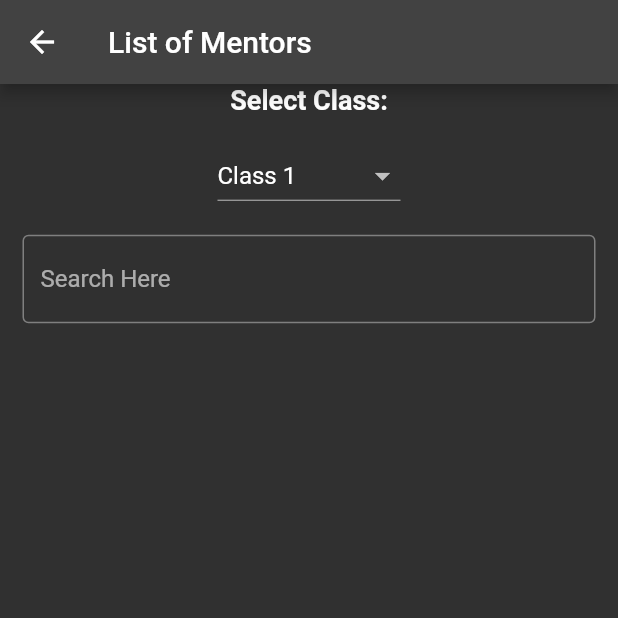
After one commit to DiyaSingla/Learn-Aid, a Flutter app: the FirebaseSearchScreen screen opened directly, on a phone screen of 412 x 824 dp, the top half of it. The commit adds this screen. Run offline on Flutter 3.47's test engine with Material 2 defaults, Android fonts, the phone set to English and light mode, and no system bars; our stand-ins replace cloud_firestore, firebase_auth, firebase_core; accounts and stored records are empty.

Commit message:
ngo dashboard added

```diff
--- a/lib/about_us.dart
+++ b/lib/about_us.dart
@@ -118,7 +118,7 @@ class _AboutUsState extends State<AboutUs> {
                       child: Column(
                         children: [
                           Image.asset('images/arushi.jpeg'),
-                          SizedBox(height: MediaQuery.of(context).size.height * 0.02),
+                          SizedBox(height: MediaQuery.of(context).size.height * 0.03),
                           Text('Arushi Sinha, ECE-AI (IGDTUW)'),
                         ],
                       ),
--- /dev/null
+++ b/lib/ngo_dashboard.dart
@@ -0,0 +1,112 @@
+import 'dart:math';
+
+import 'package:cloud_firestore/cloud_firestore.dart';
+import 'package:firebase_core/firebase_core.dart';
+import 'package:flutter/material.dart';
+
+import 'search_template.dart';
+
+class FirebaseSearchScreen extends StatefulWidget {
+  FirebaseSearchScreen({Key? key}) : super(key: key);
+
+  @override
+  State<FirebaseSearchScreen> createState() => FirebaseSearchScreenState();
+}
+
+class FirebaseSearchScreenState extends State<FirebaseSearchScreen> {
+  List searchResult = [];
+
+  String? selectedClass = 'Class 1';
+
+  final List<String> _section = [
+    'Class 1',
+    'Class 2',
+    'Class 3',
+    'Class 4',
+    'Class 5',
+  ];
+
+  void searchFromFirebase(String query) async {
+    final result = await FirebaseFirestore.instance
+        .collection('MentorUsers')
+        .where('selectedSubject', isEqualTo: query)
+        .where('selectedClass', isEqualTo : selectedClass)
+        .get();
+
+    setState(() {
+      searchResult = result.docs.map((e) => e.data()).toList();
+    });
+  }
+
+  @override
+  Widget build(BuildContext context) {
+    return Scaffold(
+      appBar: AppBar(
+        title: const Text("List of Mentors"),
+      ),
+      body: Column(
+        children: [
+              Text(
+                  'Select Class:',
+                  style: TextStyle(
+                    color: Colors.white,
+                    fontWeight: FontWeight.bold,
+                    fontSize: 18.0,
+                  ),
+                ),
+          SizedBox(height: MediaQuery.of(context).size.height * 0.02),
+                  DropdownButton<String>(
+                    value: selectedClass,
+                    items: _section
+                        .map(
+                          (sec) => DropdownMenuItem<String>(
+                            child: Text(sec),
+                            value: sec,
+                          ),
+                        )
+                        .toList(),
+                    hint: const Text(
+                      'Select a class',
+                      style: TextStyle(color: Colors.white),
+                    ),
+                    onChanged: (newValue) {
+                      setState(() {
+                        selectedClass = newValue;
+                      });
+                    },
+                  ),
+          Padding(
+            padding: const EdgeInsets.all(15.0),
+            child: TextField(
+              decoration: InputDecoration(
+                border: OutlineInputBorder(),
+                hintText: "Search Here",
+              ),
+              onChanged: (query) {
+                searchFromFirebase(query);
+              },
+            ),
+          ),
+          Expanded(
+            child: ListView.builder(
+              itemCount: searchResult.length,
+              itemBuilder: (context, index) {
+                return ListTile(
+                  title: Text(searchResult[index]['name']),
+                  subtitle: Text(searchResult[index]['selectedSubject']),
+                  trailing: Text(searchResult[index]['selectedClass']) ,
+                  onTap: () {
+                    Navigator.push(
+                      context,
+                      MaterialPageRoute(builder: (context) => VaccineScreen(searchRecord: searchResult,index: 0)),
+                    );
+                  },
+                );
+              },
+            ),
+          ),
+        ],
+      ),
+    );
+  }
+}
--- a/lib/ngo_second_page.dart
+++ b/lib/ngo_second_page.dart
@@ -1,5 +1,6 @@
 import 'package:flutter/material.dart';
 import 'package:learn_aid/activity_page.dart';
+import 'ngo_dashboard.dart';
 import 'registration_page.dart';
 
 import 'package:cloud_firestore/cloud_firestore.dart';
@@ -451,7 +452,7 @@ class NextNGOPageState extends State<NextNGOPage> {
 
                     Navigator.push(
                       context,
-                      MaterialPageRoute(builder: (context) => ActivityPage()),
+                      MaterialPageRoute(builder: (context) => FirebaseSearchScreen()),
                     );
                   },
                   child: const Text('Submit'),
--- a/lib/registration_page.dart
+++ b/lib/registration_page.dart
@@ -6,6 +6,7 @@ import 'ngo_first_page.dart';
 
 class RegistrationPage extends StatefulWidget {
   const RegistrationPage({super.key, required this.email});
+
   final String email;
 
   @override
--- a/pubspec.yaml
+++ b/pubspec.yaml
@@ -39,6 +39,9 @@ dependencies:
   firebase_core: ^2.7.1
   firebase_auth: ^4.2.10
   cloud_firestore: ^4.4.5
+  http: ^0.13.5
+  html: ^0.15.2
+
 
 
 dev_dependencies:
```
Also changed, not shown: lib/search_template.dart (added, +82 -0 lines), lib/mentor_first_page.dart (line endings or trailing spaces), pubspec.lock.
